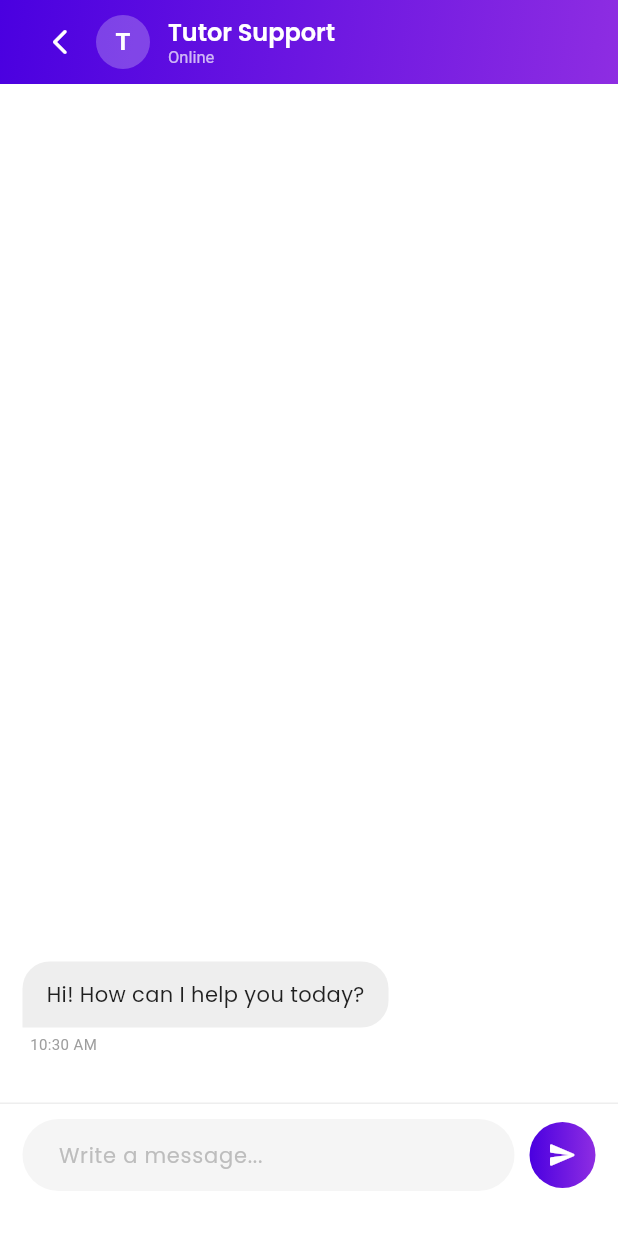
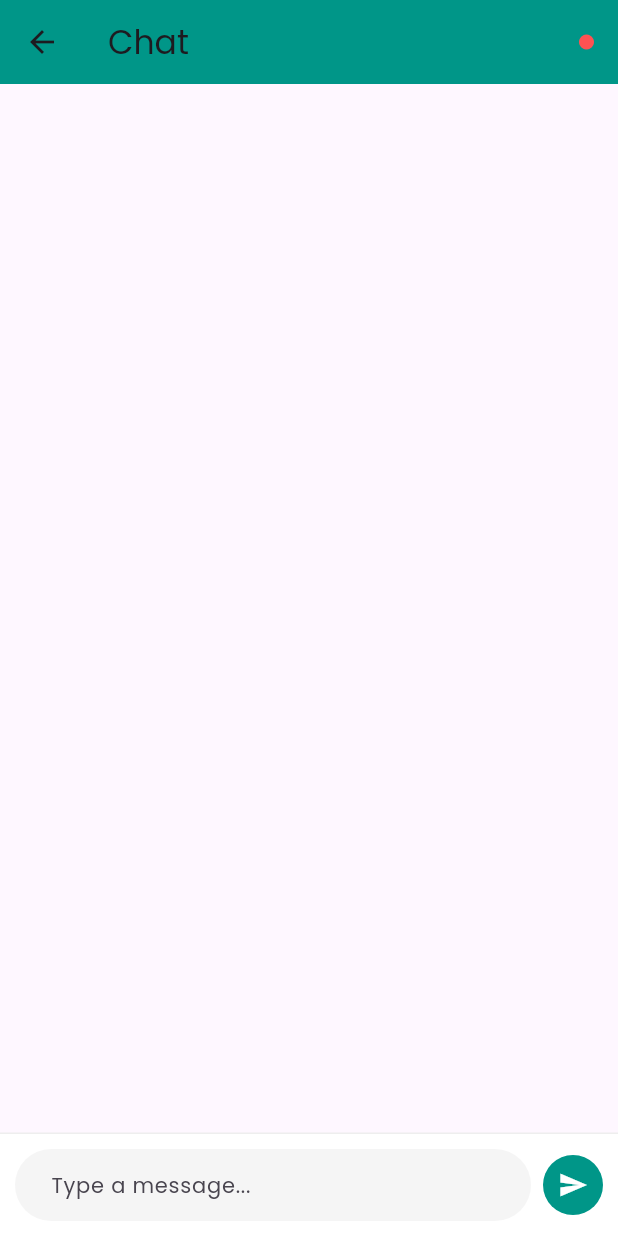
Before and after one commit to Adiitri/EDUNNECT-Smart-Learning-and-Tutor-Engagement-System, a Flutter app: the RealTimeChatScreen screen opened directly, on a phone screen of 412 x 824 dp. Run offline on Flutter 3.47's test engine with Material 3 defaults, Android fonts, the phone set to English and light mode, and no system bars; our stand-ins replace google_fonts, shared_preferences, socket_io_client; accounts and stored records are empty; network calls fail.

Commit message:
Chat system updated still fix required

```diff
--- a/mobile-app/lib/presentation/student/real_time_chat.dart
+++ b/mobile-app/lib/presentation/student/real_time_chat.dart
@@ -1,9 +1,10 @@
 import 'package:flutter/material.dart';
 import 'package:google_fonts/google_fonts.dart';
+import 'package:socket_io_client/socket_io_client.dart' as IO;
+import '../../services/user_session.dart';
 
 class RealTimeChatScreen extends StatefulWidget {
   final Map<String, dynamic>? tutor;
-
   const RealTimeChatScreen({super.key, this.tutor});
 
   @override
@@ -12,89 +13,94 @@ class RealTimeChatScreen extends StatefulWidget {
 
 class _RealTimeChatScreenState extends State<RealTimeChatScreen> {
   final TextEditingController _messageController = TextEditingController();
+  late IO.Socket socket;
+  List<Map<String, dynamic>> _messages = [];
+  bool _isConnected = false;
 
-  // Added a welcome message so the screen isn't blank
-  final List<Map<String, dynamic>> _messages = [
-    {
-      'text': "Hi! How can I help you today?",
-      'isMe': false,
+  @override
+  void initState() {
+    super.initState();
+    _initSocket();
+  }
+
+  void _initSocket() {
+    // If testing on a physical device, replace 'localhost' with your computer's IP address
+    socket = IO.io('http://localhost:5000', <String, dynamic>{
+      'transports': ['websocket'],
+      'autoConnect': false,
+    });
+
+    socket.connect();
+
+    socket.onConnect((_) {
+      if (mounted) setState(() => _isConnected = true);
+      // Join the unique room for this booking
+      socket.emit('join_chat', widget.tutor?['bookingId']);
+    });
+
+    socket.onDisconnect((_) {
+      if (mounted) setState(() => _isConnected = false);
+    });
+
+    // Listen for incoming messages
+    socket.on('receive_message', (data) {
+      if (mounted) {
+        setState(() {
+          _messages.insert(0, {
+            'text': data['text'],
+            'senderId': data['senderId'],
+            'isMe': data['senderId'] == UserSession.currentUser?['_id'],
             'time': DateTime.now(),
+          });
+        });
       }
-  ];
+    });
+  }
 
   void _sendMessage() {
     final text = _messageController.text.trim();
-    if (text.isEmpty) return;
+    if (text.isEmpty || !_isConnected) return;
 
-    setState(() {
-      _messages.insert(0, {
+    final messageData = {
+      'bookingId': widget.tutor?['bookingId'],
+      'senderId': UserSession.currentUser?['_id'],
       'text': text,
-        'isMe': true,
-        'time': DateTime.now(),
-      });
-    });
+    };
+
+    socket.emit('send_message', messageData);
     _messageController.clear();
   }
 
   @override
+  void dispose() {
+    socket.disconnect();
+    _messageController.dispose();
+    super.dispose();
+  }
+
+  @override
   Widget build(BuildContext context) {
-    final String tutorName = widget.tutor?['name'] ?? "Tutor Support";
-
     return Scaffold(
-      backgroundColor: Colors.white,
       appBar: AppBar(
-        elevation: 0,
-        automaticallyImplyLeading: false,
-        flexibleSpace: Container(
-          decoration: const BoxDecoration(
-            gradient: LinearGradient(
-              colors: [Color(0xFF4A00E0), Color(0xFF8E2DE2)],
-              begin: Alignment.topLeft,
-              end: Alignment.bottomRight,
+        title: Text(widget.tutor?['name'] ?? "Chat", style: GoogleFonts.poppins()),
+        backgroundColor: Colors.teal,
+        actions: [
+          Padding(
+            padding: const EdgeInsets.only(right: 15),
+            child: Icon(
+              Icons.circle,
+              color: _isConnected ? Colors.greenAccent : Colors.redAccent,
+              size: 12
             ),
-          ),
-        ),
-        title: Row(
-          children: [
-            IconButton(
-              icon: const Icon(Icons.arrow_back_ios_new_rounded, color: Colors.white, size: 20),
-              onPressed: () => Navigator.pop(context),
-            ),
-            CircleAvatar(
-              radius: 18,
-              backgroundColor: Colors.white24,
-              child: Text(
-                tutorName[0].toUpperCase(),
-                style: const TextStyle(color: Colors.white, fontWeight: FontWeight.bold),
-              ),
-            ),
-            const SizedBox(width: 12),
-            Column(
-              crossAxisAlignment: CrossAxisAlignment.start,
-              children: [
-                Text(
-                  tutorName,
-                  style: GoogleFonts.poppins(
-                    fontSize: 16,
-                    fontWeight: FontWeight.w600,
-                    color: Colors.white,
-                  ),
-                ),
-                const Text(
-                  "Online",
-                  style: TextStyle(fontSize: 11, color: Colors.white70),
-                ),
+          )
         ],
-            ),
-          ],
-        ),
       ),
       body: Column(
         children: [
           Expanded(
             child: ListView.builder(
-              reverse: true,
-              padding: const EdgeInsets.symmetric(horizontal: 15, vertical: 20),
+              reverse: true, // Shows newest messages at the bottom
+              padding: const EdgeInsets.all(15),
               itemCount: _messages.length,
               itemBuilder: (context, index) {
                 final msg = _messages[index];
@@ -106,15 +112,15 @@ class _RealTimeChatScreenState extends State<RealTimeChatScreen> {
               },
             ),
           ),
-          _buildMessageInput(),
+          _buildInput(),
         ],
       ),
     );
   }
 
-  Widget _buildMessageInput() {
+  Widget _buildInput() {
     return Container(
-      padding: const EdgeInsets.only(left: 15, right: 15, bottom: 30, top: 10),
+      padding: const EdgeInsets.symmetric(horizontal: 10, vertical: 10),
       decoration: BoxDecoration(
         color: Colors.white,
         border: Border(top: BorderSide(color: Colors.grey.shade200)),
@@ -125,28 +131,24 @@ class _RealTimeChatScreenState extends State<RealTimeChatScreen> {
             child: TextField(
               controller: _messageController,
               decoration: InputDecoration(
-                hintText: "Write a message...",
-                hintStyle: GoogleFonts.poppins(color: Colors.grey[400], fontSize: 14),
-                border: OutlineInputBorder(
-                  borderRadius: BorderRadius.circular(25),
-                  borderSide: BorderSide.none,
-                ),
+                hintText: "Type a message...",
+                hintStyle: GoogleFonts.poppins(fontSize: 14),
                 filled: true,
                 fillColor: Colors.grey[100],
                 contentPadding: const EdgeInsets.symmetric(horizontal: 20, vertical: 10),
+                border: OutlineInputBorder(
+                  borderRadius: BorderRadius.circular(25),
+                  borderSide: BorderSide.none
                 ),
               ),
             ),
-          const SizedBox(width: 10),
-          GestureDetector(
-            onTap: _sendMessage,
-            child: Container(
-              padding: const EdgeInsets.all(12),
-              decoration: const BoxDecoration(
-                shape: BoxShape.circle,
-                gradient: LinearGradient(colors: [Color(0xFF4A00E0), Color(0xFF8E2DE2)]),
           ),
-              child: const Icon(Icons.send_rounded, color: Colors.white, size: 20),
+          const SizedBox(width: 8),
+          CircleAvatar(
+            backgroundColor: Colors.teal,
+            child: IconButton(
+              icon: const Icon(Icons.send, color: Colors.white, size: 20),
+              onPressed: _sendMessage
             ),
           ),
         ],
@@ -155,59 +157,58 @@ class _RealTimeChatScreenState extends State<RealTimeChatScreen> {
   }
 }
 
+// --- MISSING CLASS DEFINITION BELOW ---
 class _ChatBubble extends StatelessWidget {
   final String message;
   final bool isMe;
   final DateTime time;
 
-  const _ChatBubble({required this.message, required this.isMe, required this.time});
-
-  // Manual formatting to replace DateFormat
-  String _formatTime(DateTime dt) {
-    final hour = dt.hour > 12 ? dt.hour - 12 : (dt.hour == 0 ? 12 : dt.hour);
-    final minute = dt.minute.toString().padLeft(2, '0');
-    final period = dt.hour >= 12 ? "PM" : "AM";
-    return "$hour:$minute $period";
-  }
+  const _ChatBubble({
+    required this.message,
+    required this.isMe,
+    required this.time
+  });
 
   @override
   Widget build(BuildContext context) {
-    return Column(
+    return Align(
+      alignment: isMe ? Alignment.centerRight : Alignment.centerLeft,
+      child: Container(
+        margin: const EdgeInsets.symmetric(vertical: 5),
+        padding: const EdgeInsets.symmetric(horizontal: 16, vertical: 10),
+        constraints: BoxConstraints(
+          maxWidth: MediaQuery.of(context).size.width * 0.75,
+        ),
+        decoration: BoxDecoration(
+          color: isMe ? Colors.teal : Colors.grey[200],
+          borderRadius: BorderRadius.only(
+            topLeft: const Radius.circular(15),
+            topRight: const Radius.circular(15),
+            bottomLeft: Radius.circular(isMe ? 15 : 0),
+            bottomRight: Radius.circular(isMe ? 0 : 15),
+          ),
+        ),
+        child: Column(
           crossAxisAlignment: isMe ? CrossAxisAlignment.end : CrossAxisAlignment.start,
           children: [
-        Align(
-          alignment: isMe ? Alignment.centerRight : Alignment.centerLeft,
-          child: Container(
-            constraints: BoxConstraints(maxWidth: MediaQuery.of(context).size.width * 0.75),
-            margin: const EdgeInsets.symmetric(vertical: 4),
-            padding: const EdgeInsets.symmetric(horizontal: 16, vertical: 12),
-            decoration: BoxDecoration(
-              gradient: isMe ? const LinearGradient(colors: [Color(0xFF4A00E0), Color(0xFF8E2DE2)]) : null,
-              color: isMe ? null : Colors.grey[200],
-              borderRadius: BorderRadius.only(
-                topLeft: const Radius.circular(18),
-                topRight: const Radius.circular(18),
-                bottomLeft: Radius.circular(isMe ? 18 : 0),
-                bottomRight: Radius.circular(isMe ? 0 : 18),
-              ),
-            ),
-            child: Text(
+            Text(
               message,
               style: GoogleFonts.poppins(
                 color: isMe ? Colors.white : Colors.black87,
                 fontSize: 14,
               ),
             ),
-          ),
-        ),
-        Padding(
-          padding: const EdgeInsets.only(bottom: 12, left: 5, right: 5),
-          child: Text(
-            _formatTime(time),
-            style: TextStyle(fontSize: 10, color: Colors.grey[500]),
+            const SizedBox(height: 4),
+            Text(
+              "${time.hour}:${time.minute.toString().padLeft(2, '0')}",
+              style: TextStyle(
+                fontSize: 10,
+                color: isMe ? Colors.white70 : Colors.black54
               ),
             ),
           ],
+        ),
+      ),
     );
   }
 }
```
Also changed, not shown: mobile-app/lib/presentation/tutor/student_chat_list.dart (added, +86 -0 lines), mobile-app/lib/presentation/tutor/tutor_dashboard.dart (+67 -41 lines), 3 other files. Lines whose indentation alone changed are shown as unchanged.
